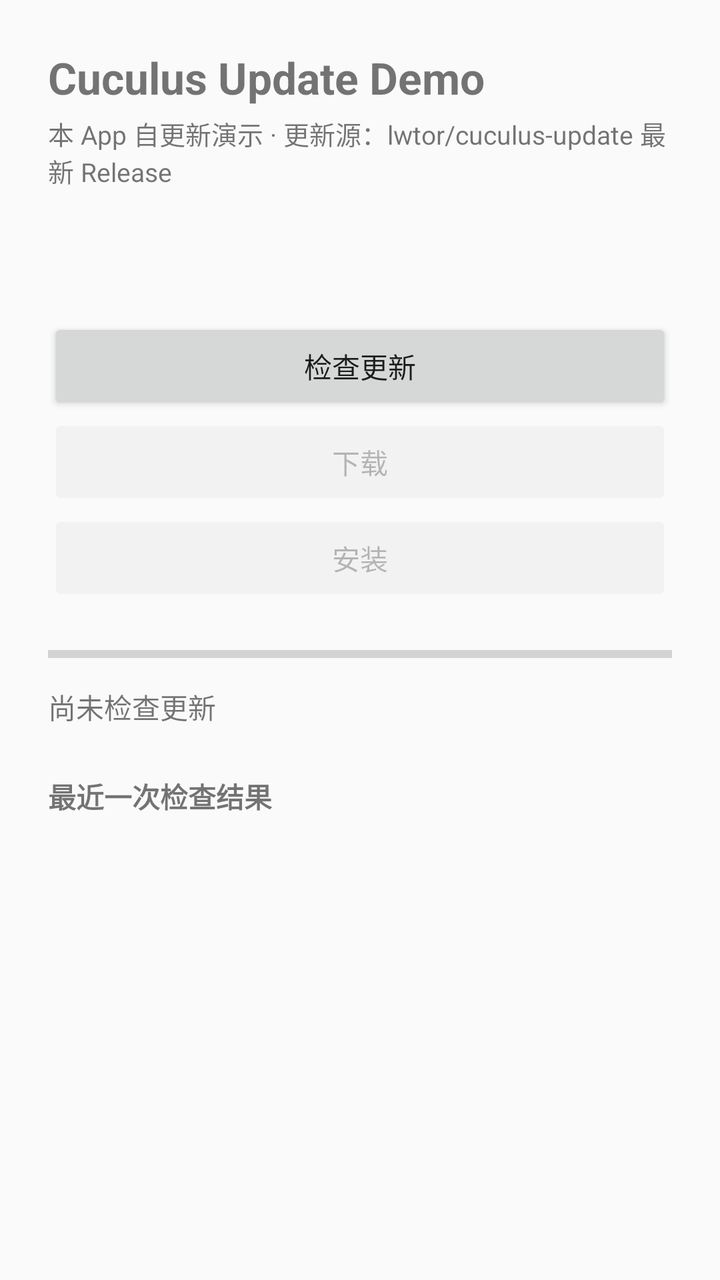
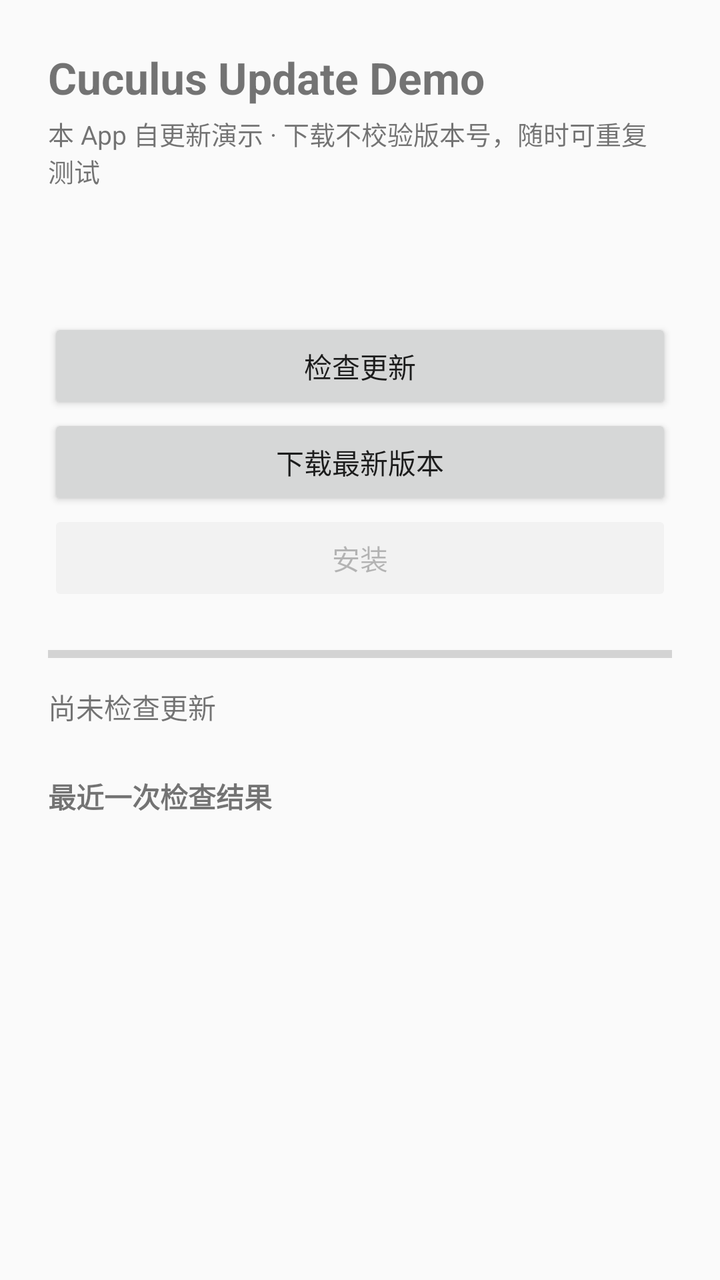

Screens rendered from an Android XML layout before and after an edit, with the pre-edit source and the edit as a unified diff.
<!-- AndroidManifest.xml: application theme DemoTheme -->
<!-- res/layout/activity_main.xml -->
<?xml version="1.0" encoding="utf-8"?>
<ScrollView xmlns:android="http://schemas.android.com/apk/res/android"
    android:id="@+id/root_scroll"
    android:layout_width="match_parent"
    android:layout_height="match_parent"
    android:fillViewport="true">

    <LinearLayout
        android:layout_width="match_parent"
        android:layout_height="wrap_content"
        android:orientation="vertical"
        android:padding="24dp">

        
        <TextView
            android:id="@+id/title_text"
            android:layout_width="match_parent"
            android:layout_height="wrap_content"
            android:text="@string/app_name"
            android:textSize="22sp"
            android:textStyle="bold" />

        <TextView
            android:id="@+id/subtitle_text"
            android:layout_width="match_parent"
            android:layout_height="wrap_content"
            android:layout_marginTop="4dp"
            android:layout_marginBottom="16dp"
            android:text="@string/demo_subtitle"
            android:textSize="13sp" />

        <TextView
            android:id="@+id/version_text"
            android:layout_width="match_parent"
            android:layout_height="wrap_content"
            android:textSize="18sp"
            android:textStyle="bold" />

        <Button
            android:id="@+id/check_button"
            android:layout_width="match_parent"
            android:layout_height="wrap_content"
            android:layout_marginTop="24dp"
            android:text="@string/check_update" />

        <Button
            android:id="@+id/download_button"
            android:layout_width="match_parent"
            android:layout_height="wrap_content"
            android:enabled="false"
            android:text="@string/download" />

        <Button
            android:id="@+id/install_button"
            android:layout_width="match_parent"
            android:layout_height="wrap_content"
            android:enabled="false"
            android:text="@string/install" />

        <ProgressBar
            android:id="@+id/progress_bar"
            style="?android:attr/progressBarStyleHorizontal"
            android:layout_width="match_parent"
            android:layout_height="wrap_content"
            android:layout_marginTop="16dp"
            android:max="100"
            android:progress="0" />

        <TextView
            android:id="@+id/status_text"
            android:layout_width="match_parent"
            android:layout_height="wrap_content"
            android:layout_marginTop="8dp"
            android:text="@string/status_idle" />

        <TextView
            android:layout_width="match_parent"
            android:layout_height="wrap_content"
            android:layout_marginTop="24dp"
            android:text="@string/log_label"
            android:textStyle="bold" />

        <TextView
            android:id="@+id/log_text"
            android:layout_width="match_parent"
            android:layout_height="wrap_content"
            android:layout_marginTop="8dp"
            android:fontFamily="monospace"
            android:textIsSelectable="true"
            android:textSize="12sp" />
    </LinearLayout>
</ScrollView>
<!-- resources referenced by this layout -->
<resources>
  <string name="app_name">Cuculus Update Demo</string>
  <string name="check_update">检查更新</string>
  <string name="demo_subtitle">本 App 自更新演示 · 更新源：lwtor/cuculus-update 最新 Release</string>
  <string name="download">下载</string>
  <string name="install">安装</string>
  <string name="log_label">最近一次检查结果</string>
  <string name="status_idle">尚未检查更新</string>
  <style name="DemoTheme" parent="@android:style/Theme.Material.Light.NoActionBar">
          <item name="android:windowDrawsSystemBarBackgrounds">true</item>
          <item name="android:statusBarColor">@android:color/transparent</item>
          <item name="android:navigationBarColor">@android:color/transparent</item>
          <item name="android:windowLightStatusBar">true</item>
      </style>
</resources>

<!-- the commit's change to res/layout/activity_main.xml (unified diff, before → after) -->
@@ -43,11 +43,11 @@
             android:layout_marginTop="24dp"
             android:text="@string/check_update" />
 
+        
         <Button
             android:id="@+id/download_button"
             android:layout_width="match_parent"
             android:layout_height="wrap_content"
-            android:enabled="false"
             android:text="@string/download" />
 
         <Button
<!-- resource entries referenced after the edit -->
@@ -2,8 +2,8 @@
 <resources>
   <string name="app_name">Cuculus Update Demo</string>
   <string name="check_update">检查更新</string>
-  <string name="demo_subtitle">本 App 自更新演示 · 更新源：lwtor/cuculus-update 最新 Release</string>
-  <string name="download">下载</string>
+  <string name="demo_subtitle">本 App 自更新演示 · 下载不校验版本号，随时可重复测试</string>
+  <string name="download">下载最新版本</string>
   <string name="install">安装</string>
   <string name="log_label">最近一次检查结果</string>
   <string name="status_idle">尚未检查更新</string>
